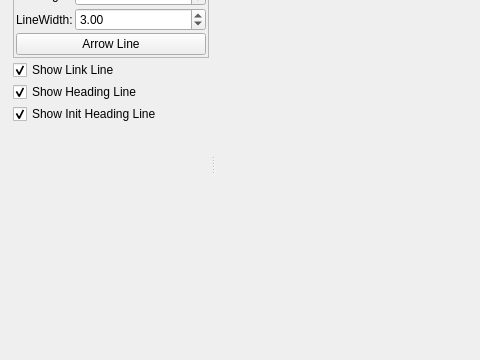
Above: src/map/dlggeoosm.ui from coolshou/qiperf before the change; both pictures show x 0 to 480 and y 286 to 646 of the 1280 by 900 pixel window. Below: the same form after it.
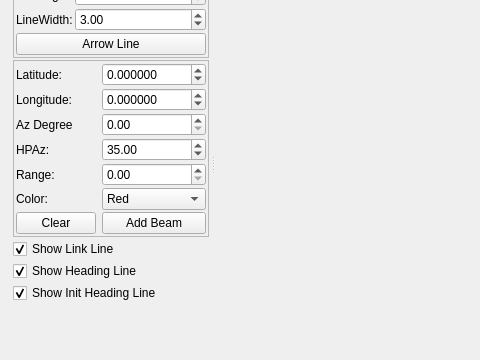
That is the form after the change. Icons and pictures are not drawn.

```diff
--- a/src/map/dlggeoosm.ui
+++ b/src/map/dlggeoosm.ui
@@ -363,6 +363,155 @@
          </layout>
         </widget>
        </item>
+       <item>
+        <widget class="QFrame" name="frame_3">
+         <property name="frameShape">
+          <enum>QFrame::StyledPanel</enum>
+         </property>
+         <property name="frameShadow">
+          <enum>QFrame::Raised</enum>
+         </property>
+         <layout class="QFormLayout" name="formLayout_2">
+          <property name="verticalSpacing">
+           <number>2</number>
+          </property>
+          <property name="leftMargin">
+           <number>2</number>
+          </property>
+          <property name="topMargin">
+           <number>2</number>
+          </property>
+          <property name="rightMargin">
+           <number>2</number>
+          </property>
+          <property name="bottomMargin">
+           <number>2</number>
+          </property>
+          <item row="2" column="0">
+           <widget class="QLabel" name="label_9">
+            <property name="text">
+             <string>Az Degree</string>
+            </property>
+           </widget>
+          </item>
+          <item row="3" column="0">
+           <widget class="QLabel" name="label_10">
+            <property name="text">
+             <string>HPAz:</string>
+            </property>
+           </widget>
+          </item>
+          <item row="2" column="1">
+           <widget class="QDoubleSpinBox" name="sbAzDegree">
+            <property name="maximum">
+             <double>360.000000000000000</double>
+            </property>
+           </widget>
+          </item>
+          <item row="3" column="1">
+           <widget class="QDoubleSpinBox" name="sbHPAz">
+            <property name="value">
+             <double>35.000000000000000</double>
+            </property>
+           </widget>
+          </item>
+          <item row="4" column="1">
+           <widget class="QDoubleSpinBox" name="sbRange">
+            <property name="maximum">
+             <double>10000.000000000000000</double>
+            </property>
+           </widget>
+          </item>
+          <item row="4" column="0">
+           <widget class="QLabel" name="label_11">
+            <property name="text">
+             <string>Range:</string>
+            </property>
+           </widget>
+          </item>
+          <item row="0" column="0">
+           <widget class="QLabel" name="label_12">
+            <property name="text">
+             <string>Latitude:</string>
+            </property>
+           </widget>
+          </item>
+          <item row="1" column="0">
+           <widget class="QLabel" name="label_13">
+            <property name="text">
+             <string>Longitude:</string>
+            </property>
+           </widget>
+          </item>
+          <item row="0" column="1">
+           <widget class="QDoubleSpinBox" name="BeamLatitude">
+            <property name="decimals">
+             <number>6</number>
+            </property>
+            <property name="minimum">
+             <double>-90.000000000000000</double>
+            </property>
+            <property name="maximum">
+             <double>90.000000000000000</double>
+            </property>
+           </widget>
+          </item>
+          <item row="1" column="1">
+           <widget class="QDoubleSpinBox" name="BeamLongitude">
+            <property name="decimals">
+             <number>6</number>
+            </property>
+            <property name="minimum">
+             <double>-180.000000000000000</double>
+            </property>
+            <property name="maximum">
+             <double>180.000000000000000</double>
+            </property>
+           </widget>
+          </item>
+          <item row="5" column="0">
+           <widget class="QLabel" name="label_14">
+            <property name="text">
+             <string>Color:</string>
+            </property>
+           </widget>
+          </item>
+          <item row="5" column="1">
+           <widget class="QComboBox" name="beamColor">
+            <item>
+             <property name="text">
+              <string>Red</string>
+             </property>
+            </item>
+            <item>
+             <property name="text">
+              <string>Yellow</string>
+             </property>
+            </item>
+            <item>
+             <property name="text">
+              <string>Blue</string>
+             </property>
+            </item>
+           </widget>
+          </item>
+          <item row="6" column="0">
+           <widget class="QPushButton" name="pbClearBeam">
+            <property name="text">
+             <string>Clear</string>
+            </property>
+           </widget>
+          </item>
+          <item row="6" column="1">
+           <widget class="QPushButton" name="pbAddBeam">
+            <property name="text">
+             <string>Add Beam</string>
+            </property>
+           </widget>
+          </item>
+         </layout>
+        </widget>
+       </item>
        <item>
         <widget class="QCheckBox" name="cbShowLinkLine">
          <property name="text">
```
